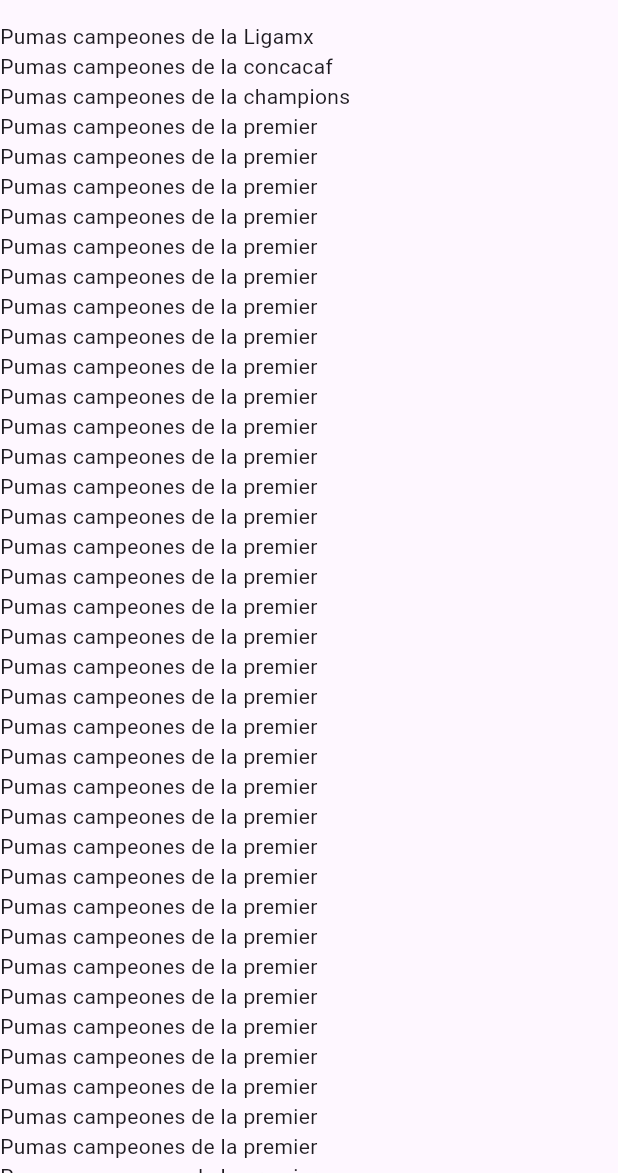
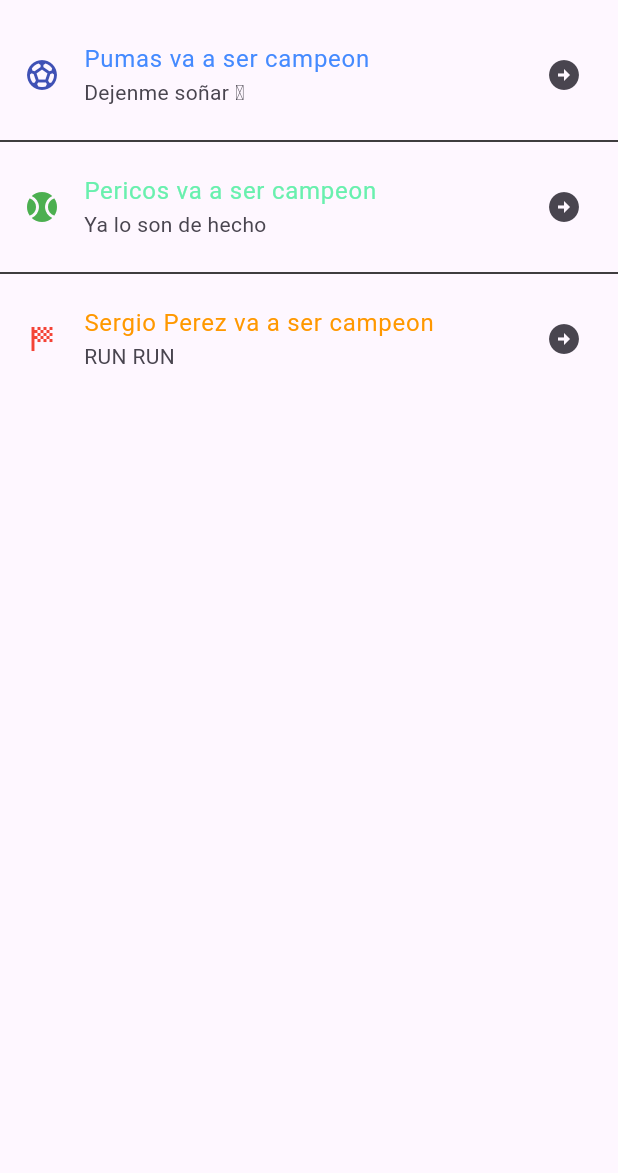
Before and after one commit to GabrielGLuna/componentes_flutter, a Flutter app: the screen it shows after launch, on a phone screen of 412 x 824 dp, the part 63-1236 px from its top. Run offline on Flutter 3.47's test engine with Material 3 defaults, Android fonts, the phone set to English and light mode, and no system bars.

Commit message:
04 Adding ListTile to the listview

```diff
--- a/lib/home_Screen.dart
+++ b/lib/home_Screen.dart
@@ -11,80 +11,33 @@ class HomeScreen extends StatelessWidget {
       ),
         body: ListView(
           children: const[
-            Text('Pumas campeones de la Ligamx'),
-            Text('Pumas campeones de la concacaf'),
-            Text('Pumas campeones de la champions'),
-            Text('Pumas campeones de la premier'),
-            Text('Pumas campeones de la premier'),
-            Text('Pumas campeones de la premier'),
-            Text('Pumas campeones de la premier'),
-            Text('Pumas campeones de la premier'),
-            Text('Pumas campeones de la premier'),
-            Text('Pumas campeones de la premier'),
-            Text('Pumas campeones de la premier'),
-            Text('Pumas campeones de la premier'),
-            Text('Pumas campeones de la premier'),
-            Text('Pumas campeones de la premier'),
-            Text('Pumas campeones de la premier'),
-            Text('Pumas campeones de la premier'),
-            Text('Pumas campeones de la premier'),
-            Text('Pumas campeones de la premier'),
-            Text('Pumas campeones de la premier'),
-            Text('Pumas campeones de la premier'),
-            Text('Pumas campeones de la premier'),
-            Text('Pumas campeones de la premier'),
-            Text('Pumas campeones de la premier'),
-            Text('Pumas campeones de la premier'),
-            Text('Pumas campeones de la premier'),
-            Text('Pumas campeones de la premier'),
-            Text('Pumas campeones de la premier'),
-            Text('Pumas campeones de la premier'),
-            Text('Pumas campeones de la premier'),
-            Text('Pumas campeones de la premier'),
-            Text('Pumas campeones de la premier'),
-            Text('Pumas campeones de la premier'),
-            Text('Pumas campeones de la premier'),
-            Text('Pumas campeones de la premier'),
-            Text('Pumas campeones de la premier'),
-            Text('Pumas campeones de la premier'),
-            Text('Pumas campeones de la premier'),
-            Text('Pumas campeones de la premier'),
-            Text('Pumas campeones de la premier'),
-            Text('Pumas campeones de la premier'),
-            Text('Pumas campeones de la premier'),
-            Text('Pumas campeones de la premier'),
-            Text('Pumas campeones de la premier'),
-            Text('Pumas campeones de la premier'),
-            Text('Pumas campeones de la premier'),
-            Text('Pumas campeones de la premier'),
-            Text('Pumas campeones de la premier'),
-            Text('Pumas campeones de la premier'),
-            Text('Pumas campeones de la premier'),
-            Text('Pumas campeones de la premier'),
-            Text('Pumas campeones de la premier'),
-            Text('Pumas campeones de la premier'),
-            Text('Pumas campeones de la premier'),
-            Text('Pumas campeones de la premier'),
-            Text('Pumas campeones de la premier'),
-            Text('Pumas campeones de la premier'),
-            Text('Pumas campeones de la premier'),
-            Text('Pumas campeones de la premier'),
-            Text('Pumas campeones de la premier'),
-            Text('Pumas campeones de la premier'),
-            Text('Pumas campeones de la premier'),
-            Text('Pumas campeones de la premier'),
-            Text('Pumas campeones de la premier'),
-            Text('Pumas campeones de la premier'),
-            Text('Pumas campeones de la premier'),
-            Text('Pumas campeones de la premier'),
-            Text('Pumas campeones de la premier'),
-            Text('Pumas campeones de la premier'),
-            Text('Pumas campeones de la premier'),
-            Text('Pumas campeones de la premier'),
-            Text('Pumas campeones de la premier'),
-            Text('Pumas campeones de la premier'),
-            Text('Pumas campeones de la premier'),
-
+           ListTile(
+            leading: Icon(Icons.sports_soccer_rounded, color: Colors.indigo,),
+            title: Text('Pumas va a ser campeon',
+            style: TextStyle(color: Colors.blueAccent),),
+            subtitle: Text('Dejenme soñar 🥹'),
+            trailing: Icon(Icons.arrow_circle_right),
+           ),
+           Divider(
+            color: Colors.black,
+           ),
+           ListTile(
+            leading: Icon(Icons.sports_baseball, color: Colors.green,),
+            title: Text('Pericos va a ser campeon',
+            style: TextStyle(color: Colors.greenAccent),),
+            subtitle: Text('Ya lo son de hecho'),
+            trailing: Icon(Icons.arrow_circle_right),
+           ),
+           Divider(
+            color: Colors.black,
+           ),
+           ListTile(
+            leading: Icon(Icons.sports_score_sharp, color: Colors.red,),
+            title: Text('Sergio Perez va a ser campeon',
+            style: TextStyle(color: Colors.orange),),
+            subtitle: Text('RUN RUN'),
+            trailing: Icon(Icons.arrow_circle_right),
+           ),
 
           ],
         ),
```
